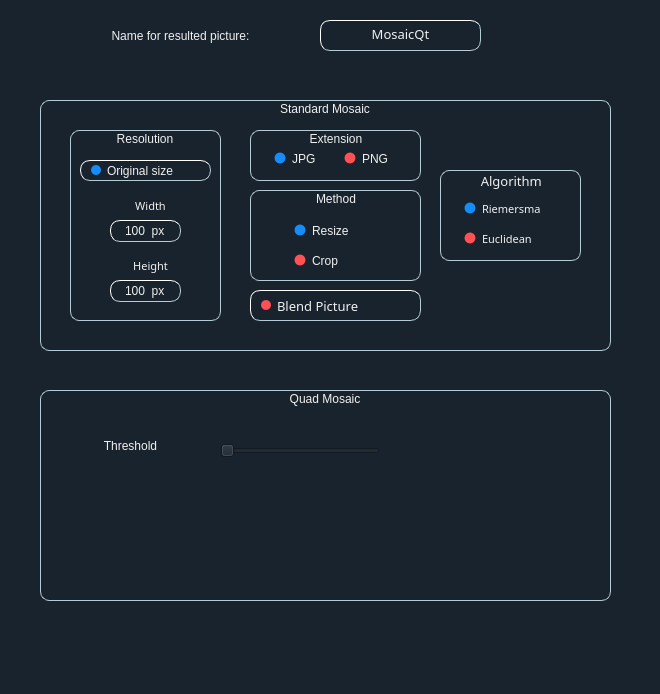
Old version of the form MosaicQt/MosaicQt/settings.ui in the repository adriancalavie/Mosaic-plus-plus.
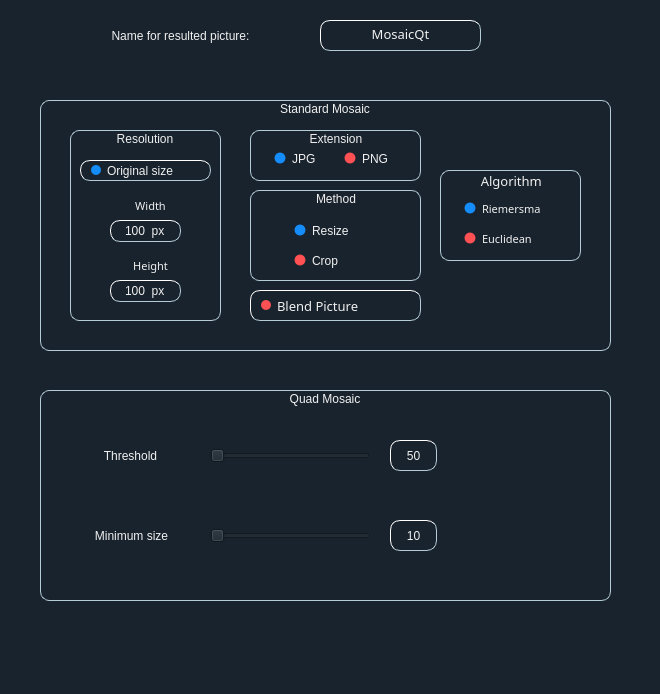
New version of the form. Icons and pictures are not drawn.

The edit to the form file:
```diff
--- a/MosaicQt/MosaicQt/settings.ui
+++ b/MosaicQt/MosaicQt/settings.ui
@@ -990,12 +990,18 @@
     <widget class="QSlider" name="horizontalSlider">
      <property name="geometry">
       <rect>
-       <x>180</x>
+       <x>170</x>
        <y>50</y>
        <width>160</width>
-       <height>22</height>
+       <height>31</height>
       </rect>
      </property>
+     <property name="minimum">
+      <number>1</number>
+     </property>
+     <property name="maximum">
+      <number>1000</number>
+     </property>
      <property name="orientation">
       <enum>Qt::Horizontal</enum>
      </property>
@@ -1004,7 +1010,7 @@
      <property name="geometry">
       <rect>
        <x>20</x>
-       <y>40</y>
+       <y>50</y>
        <width>141</width>
        <height>31</height>
       </rect>
@@ -1022,6 +1028,99 @@
       <set>Qt::AlignCenter</set>
      </property>
     </widget>
+    <widget class="QLabel" name="label_2">
+     <property name="geometry">
+      <rect>
+       <x>21</x>
+       <y>130</y>
+       <width>141</width>
+       <height>31</height>
+      </rect>
+     </property>
+     <property name="toolTip">
+      <string/>
+     </property>
+     <property name="styleSheet">
+      <string notr="true">font: 12pt  &quot;Century Gothic&quot;;</string>
+     </property>
+     <property name="text">
+      <string>Minimum size</string>
+     </property>
+     <property name="alignment">
+      <set>Qt::AlignCenter</set>
+     </property>
+    </widget>
+    <widget class="QSlider" name="sliderMinimumSize">
+     <property name="geometry">
+      <rect>
+       <x>170</x>
+       <y>130</y>
+       <width>161</width>
+       <height>31</height>
+      </rect>
+     </property>
+     <property name="minimum">
+      <number>1</number>
+     </property>
+     <property name="maximum">
+      <number>100</number>
+     </property>
+     <property name="orientation">
+      <enum>Qt::Horizontal</enum>
+     </property>
+    </widget>
+    <widget class="QLabel" name="labelValueMinimumSize">
+     <property name="enabled">
+      <bool>true</bool>
+     </property>
+     <property name="geometry">
+      <rect>
+       <x>350</x>
+       <y>130</y>
+       <width>47</width>
+       <height>31</height>
+      </rect>
+     </property>
+     <property name="styleSheet">
+      <string notr="true">border-style: outset;
+border-width: 1px;
+border-radius: 10px;
+border-color: rgb(181, 204, 214);
+font: 12pt  &quot;Century Gothic&quot;;</string>
+     </property>
+     <property name="text">
+      <string>10</string>
+     </property>
+     <property name="alignment">
+      <set>Qt::AlignCenter</set>
+     </property>
+    </widget>
+    <widget class="QLabel" name="labelValueThreshold">
+     <property name="enabled">
+      <bool>true</bool>
+     </property>
+     <property name="geometry">
+      <rect>
+       <x>350</x>
+       <y>50</y>
+       <width>47</width>
+       <height>31</height>
+      </rect>
+     </property>
+     <property name="styleSheet">
+      <string notr="true">border-style: outset;
+border-width: 1px;
+border-radius: 10px;
+border-color: rgb(181, 204, 214);
+font: 12pt  &quot;Century Gothic&quot;;</string>
+     </property>
+     <property name="text">
+      <string>50</string>
+     </property>
+     <property name="alignment">
+      <set>Qt::AlignCenter</set>
+     </property>
+    </widget>
    </widget>
   </widget>
   <widget class="QMenuBar" name="menubar">
```
Left out of the diff: 2 changed lines with no effect on the pictures.
